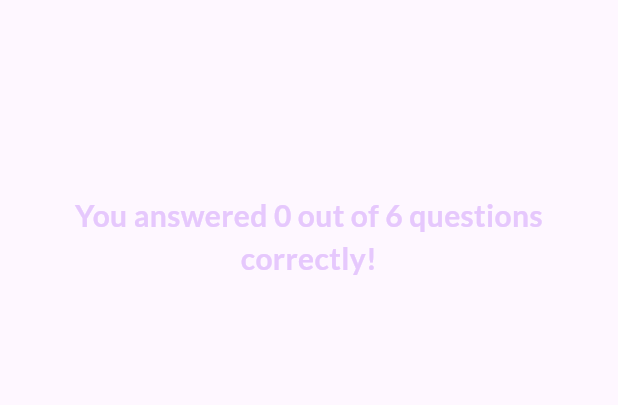
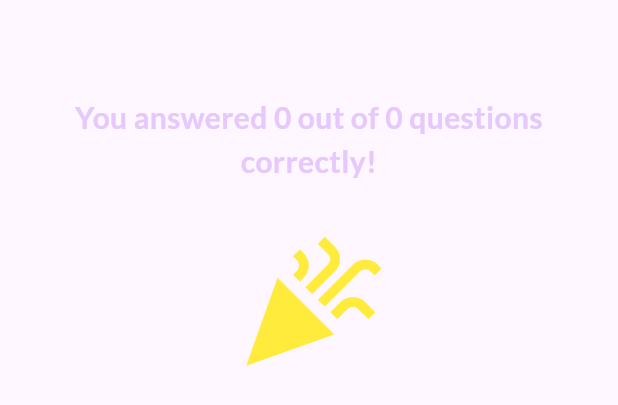
Before and after one commit to ERSal04/Quiz-App, a Flutter app: the ResultsScreen widget shown alone on an empty page, opened directly with empty values, on a phone screen of 412 x 824 dp. Shown: the top 405 px of the screen. Run offline on Flutter 3.47's test engine with Material 3 defaults, Android fonts, the light colour scheme and no system bars; our stand-ins replace google_fonts.

Commit message:
timer, progress bar, animation, questions

```diff
--- a/lib/models/quiz_question.dart
+++ b/lib/models/quiz_question.dart
@@ -4,7 +4,7 @@ class QuizQuestion {
   final String text;
   final List<String> answers;
 
-  List<String> get shuffledAnswers {
+  List<String> getShuffledAnswers() {
     final shuffledList = List.of(answers);
     shuffledList.shuffle();
     return shuffledList;
--- a/lib/results_screen.dart
+++ b/lib/results_screen.dart
@@ -1,29 +1,68 @@
 import 'package:flutter/material.dart';
+import 'package:google_fonts/google_fonts.dart';
+import 'dart:math' as math;
 
-import 'package:quiz_app_again/data/questions.dart';
 import 'package:quiz_app_again/questions_summary/questions_summary.dart';
-import 'package:google_fonts/google_fonts.dart';
+import 'package:quiz_app_again/models/quiz_question.dart';
 
-class ResultsScreen extends StatelessWidget {
+class ResultsScreen extends StatefulWidget {
   const ResultsScreen({
-    super.key,
+    Key? key,
     required this.chosenAnswers,
     required this.onRestart,
-  });
+    required this.questions,
+  }) : super(key: key);
 
   final void Function() onRestart;
   final List<String> chosenAnswers;
+  final List<QuizQuestion> questions;
 
+  @override
+  _ResultsScreenState createState() => _ResultsScreenState();
+}
+
+class _ResultsScreenState extends State<ResultsScreen> with SingleTickerProviderStateMixin {
+  late AnimationController _controller;
+  late Animation<double> _scaleAnimation;
+
+  @override
+  void initState() {
+    super.initState();
+    // Set up animation for perfect score celebration
+    _controller = AnimationController(
+      duration: const Duration(milliseconds: 1000),
+      vsync: this,
+    );
+
+    _scaleAnimation = Tween<double>(begin: 0, end: 1).animate(
+      CurvedAnimation(
+        parent: _controller,
+        curve: Curves.elasticOut,
+      ),
+    );
+
+    if (numCorrectQuestions == widget.questions.length) {
+      _controller.forward();
+    }
+  }
+
+  @override
+  void dispose() {
+    _controller.dispose();
+    super.dispose();
+  }
+
+  // Generate summary data for the quiz results
   List<Map<String, Object>> get summaryData {
     final List<Map<String, Object>> summary = [];
 
-    for (var i = 0; i < chosenAnswers.length; i++) {
+    for (var i = 0; i < widget.chosenAnswers.length; i++) {
       summary.add(
         {
           'question_index': i,
-          'question': questions[i].text,
-          'correct_answer': questions[i].answers[0],
-          'user_answer': chosenAnswers[i]
+          'question': widget.questions[i].text,
+          'correct_answer': widget.questions[i].answers[0],
+          'user_answer': widget.chosenAnswers[i]
         },
       );
     }
@@ -31,15 +70,15 @@ class ResultsScreen extends StatelessWidget {
     return summary;
   }
 
+  int get numTotalQuestions => widget.questions.length;
+
+  int get numCorrectQuestions => summaryData
+      .where((data) => data['user_answer'] == data['correct_answer'])
+      .length;
+
   @override
   Widget build(BuildContext context) {
-    final numTotalQuestions = questions.length;
-    final numCorrectQuestions = summaryData
-        .where(
-          (data) => data['user_answer'] == data['correct_answer'],
-        )
-        .length;
-
+    // Build the results screen UI
     return SizedBox(
       width: double.infinity,
       child: Container(
@@ -47,6 +86,7 @@ class ResultsScreen extends StatelessWidget {
         child: Column(
           mainAxisAlignment: MainAxisAlignment.center,
           children: [
+            // Display the score
             Text(
               'You answered $numCorrectQuestions out of $numTotalQuestions questions correctly!',
               style: GoogleFonts.lato(
@@ -56,15 +96,29 @@ class ResultsScreen extends StatelessWidget {
               ),
               textAlign: TextAlign.center,
             ),
-            const SizedBox(
-              height: 30,
-            ),
+            const SizedBox(height: 30),
+            // Show celebration icon for perfect score
+            if (numCorrectQuestions == numTotalQuestions)
+              AnimatedBuilder(
+                animation: _scaleAnimation,
+                builder: (context, child) {
+                  return Transform.scale(
+                    scale: _scaleAnimation.value,
+                    child: const Icon(
+                      Icons.celebration,
+                      color: Colors.yellow,
+                      size: 100,
+                    ),
+                  );
+                },
+              ),
+            const SizedBox(height: 30),
+            // Display summary of questions and answers
             QuestionsSummary(summaryData),
-            const SizedBox(
-              height: 30,
-            ),
+            const SizedBox(height: 30),
+            // Restart quiz button
             TextButton.icon(
-              onPressed: onRestart,
+              onPressed: widget.onRestart,
               style: TextButton.styleFrom(
                 foregroundColor: Colors.white,
               ),
```
Also changed, not shown: lib/questions_screen.dart (+68 -20 lines), lib/quiz.dart (+25 -1 lines), 9 other files.
